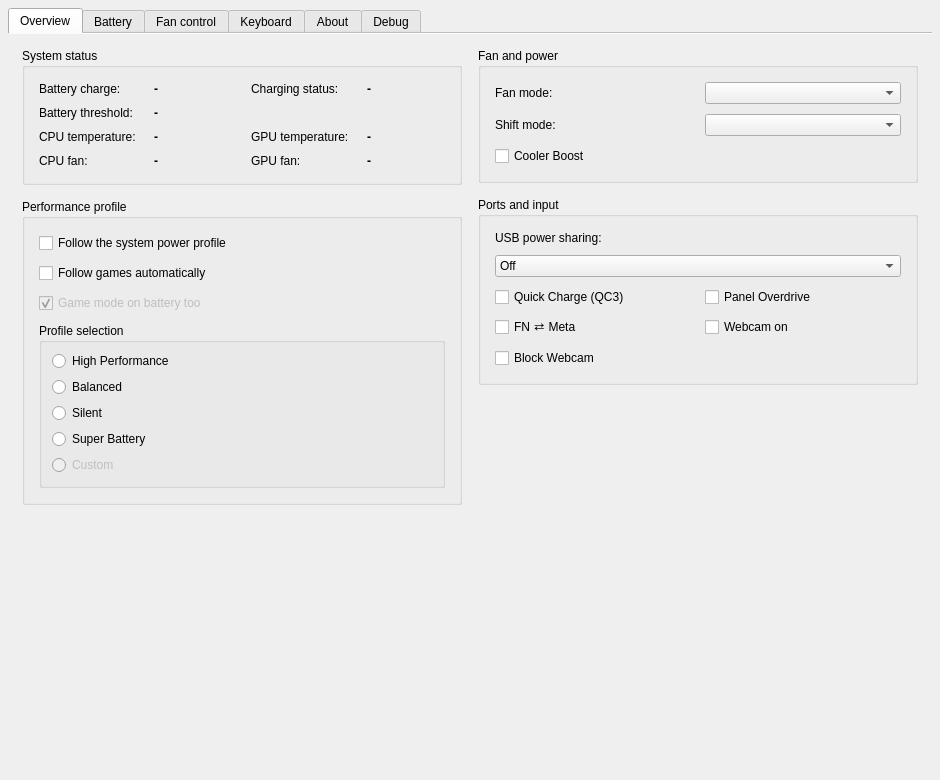
This is src/mainwindow.ui in gouwschristo/MControlCenter as Qt 5 draws it before an edit. The edited form follows.
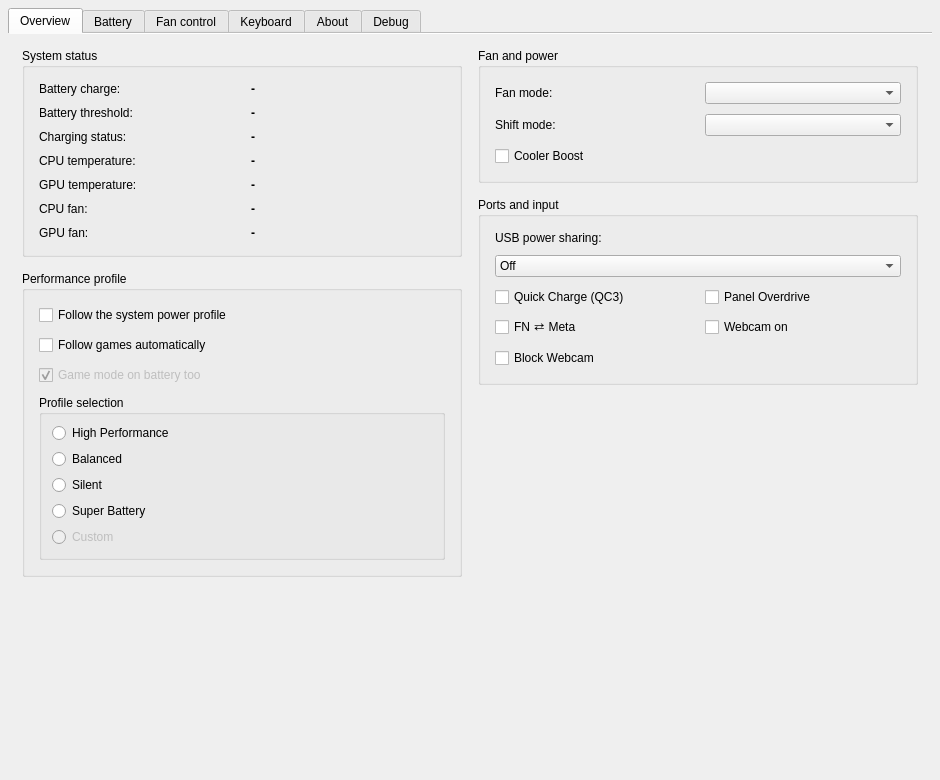
This is the edited form. Icons and pictures are not drawn.

Commit message: ng: stack system status into one label/value column

Diff of the .ui file:
```diff
--- a/src/mainwindow.ui
+++ b/src/mainwindow.ui
@@ -167,7 +167,7 @@
                    </property>
                   </widget>
                  </item>
-                 <item row="0" column="2">
+                 <item row="2" column="0">
                   <widget class="QLabel" name="chargingStatusLabel">
                    <property name="text">
                     <string>Charging status:</string>
@@ -177,7 +177,7 @@
                    </property>
                   </widget>
                  </item>
-                 <item row="0" column="3">
+                 <item row="2" column="1">
                   <widget class="QLabel" name="chargingStatusValueLabel">
                    <property name="font">
                     <font>
@@ -202,7 +202,7 @@
                    </property>
                   </widget>
                  </item>
-                 <item row="1" column="1" colspan="3">
+                 <item row="1" column="1">
                   <widget class="QLabel" name="batteryThresholdValueLabel">
                    <property name="font">
                     <font>
@@ -217,7 +217,7 @@
                    </property>
                   </widget>
                  </item>
-                 <item row="2" column="0">
+                 <item row="3" column="0">
                   <widget class="QLabel" name="cpuTempLabel">
                    <property name="text">
                     <string>CPU temperature:</string>
@@ -227,7 +227,7 @@
                    </property>
                   </widget>
                  </item>
-                 <item row="2" column="1">
+                 <item row="3" column="1">
                   <widget class="QLabel" name="cpuTempValueLabel">
                    <property name="font">
                     <font>
@@ -242,7 +242,7 @@
                    </property>
                   </widget>
                  </item>
-                 <item row="2" column="2">
+                 <item row="4" column="0">
                   <widget class="QLabel" name="gpuTempLabel">
                    <property name="text">
                     <string>GPU temperature:</string>
@@ -252,7 +252,7 @@
                    </property>
                   </widget>
                  </item>
-                 <item row="2" column="3">
+                 <item row="4" column="1">
                   <widget class="QLabel" name="gpuTempValueLabel">
                    <property name="font">
                     <font>
@@ -267,7 +267,7 @@
                    </property>
                   </widget>
                  </item>
-                 <item row="3" column="0">
+                 <item row="5" column="0">
                   <widget class="QLabel" name="cpuFanLabel">
                    <property name="text">
                     <string>CPU fan:</string>
@@ -277,7 +277,7 @@
                    </property>
                   </widget>
                  </item>
-                 <item row="3" column="1">
+                 <item row="5" column="1">
                   <widget class="QLabel" name="fan1ValueLabel">
                    <property name="font">
                     <font>
@@ -292,7 +292,7 @@
                    </property>
                   </widget>
                  </item>
-                 <item row="3" column="2">
+                 <item row="6" column="0">
                   <widget class="QLabel" name="gpuFanLabel">
                    <property name="text">
                     <string>GPU fan:</string>
@@ -302,7 +302,7 @@
                    </property>
                   </widget>
                  </item>
-                 <item row="3" column="3">
+                 <item row="6" column="1">
                   <widget class="QLabel" name="fan2ValueLabel">
                    <property name="font">
                     <font>
```
